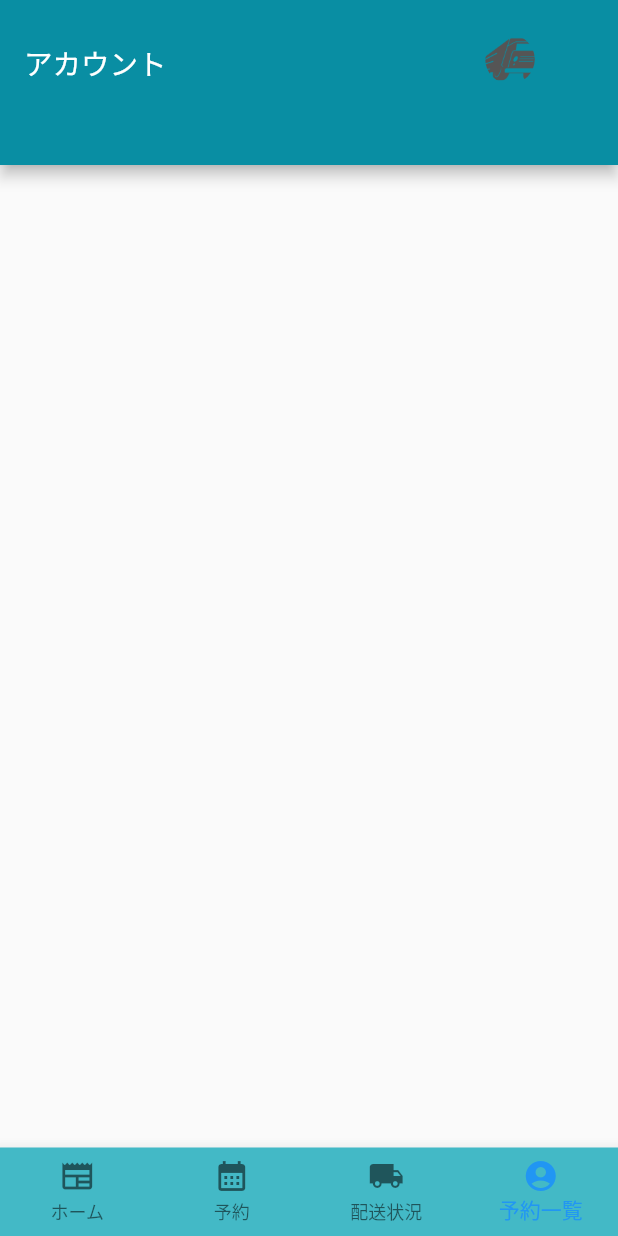
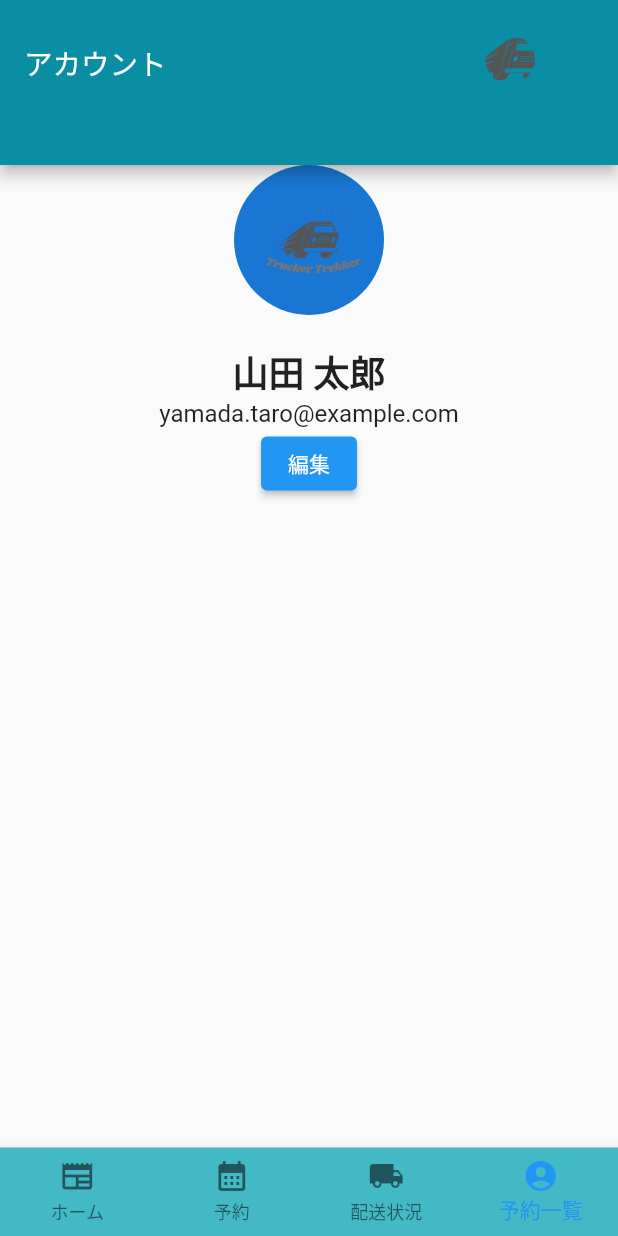
Before and after one commit to IH41jp-ac-hal/TTT, a Flutter app: the screen it shows after launch, item 4 of the bottom bar chosen, on a phone screen of 412 x 824 dp. Run offline on Flutter 3.47's test engine with Material 2 defaults, Android fonts, the phone set to English and light mode, and no system bars.

Commit message:
アカウント画面(仮)トプ画などの追加

```diff
--- a/lib/screens/account.dart
+++ b/lib/screens/account.dart
@@ -1,13 +1,30 @@
 import 'package:flutter/material.dart';
 import 'package:trukkertrakker/src/app.dart';
 
+// アカウント情報モデル
+class AccountInfo {
+  final String name;
+  final String email;
+  final String profileImageUrl;
+
+  AccountInfo(
+      {required this.name, required this.email, required this.profileImageUrl});
+}
+
 void main() => runApp(MyApp());
 
-class acountScreen extends StatelessWidget {
-  const acountScreen({Key? key}) : super(key: key);
+class AccountScreen extends StatelessWidget {
+  const AccountScreen({Key? key}) : super(key: key);
 
   @override
   Widget build(BuildContext context) {
+    // アカウント情報取得 (仮)
+    final accountInfo = AccountInfo(
+      name: '山田 太郎',
+      email: 'yamada.taro@example.com',
+      profileImageUrl: 'assets/logo.png',
+    );
+
     return MaterialApp(
       home: Scaffold(
         appBar: PreferredSize(
@@ -25,17 +42,49 @@ class acountScreen extends StatelessWidget {
                 child: Container(
                   width: 114,
                   decoration: BoxDecoration(
-                      shape: BoxShape.circle,
-                      image: DecorationImage(
-                        fit: BoxFit.cover,
-                        image: AssetImage('assets/logo.png'),
-                      )),
+                    shape: BoxShape.circle,
+                    image: DecorationImage(
+                      fit: BoxFit.cover,
+                      image: AssetImage('assets/logo.png'),
+                    ),
+                  ),
                 ),
-              )
+              ),
             ],
           ),
         ),
-        body: Column(children: []),
+        body: Center(
+          child: Column(
+            children: <Widget>[
+              // プロフィール写真
+              CircleAvatar(
+                radius: 50.0,
+                backgroundImage: AssetImage(accountInfo.profileImageUrl),
+              ),
+              SizedBox(height: 20.0),
+
+              // 名前
+              Text(
+                accountInfo.name,
+                style: TextStyle(fontSize: 24.0, fontWeight: FontWeight.bold),
+              ),
+
+              // メールアドレス
+              Text(
+                accountInfo.email,
+                style: TextStyle(fontSize: 16.0),
+              ),
+
+              // 編集ボタン
+              ElevatedButton(
+                onPressed: () {
+                  // 編集画面に遷移 or ダイアログを表示
+                },
+                child: Text('編集'),
+              ),
+            ],
+          ),
+        ),
       ),
     );
   }
--- a/lib/src/app.dart
+++ b/lib/src/app.dart
@@ -29,7 +29,7 @@ class _MyStatefulWidgetState extends State<MyStatefulWidget> {
     HomePageScreen(),
     ReservationScreen(),
     InformationScreen(),
-    acountScreen(),
+    AccountScreen(),
   ];
 
   int _selectedIndex = 0;
```
